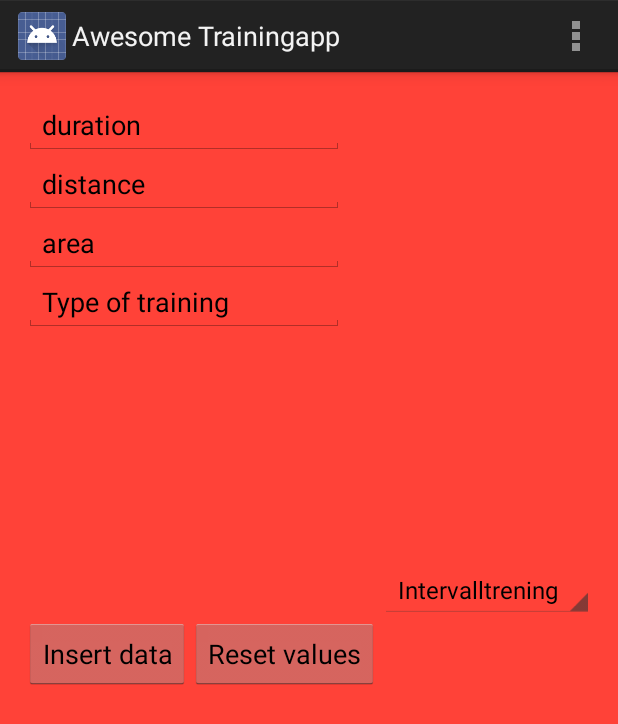
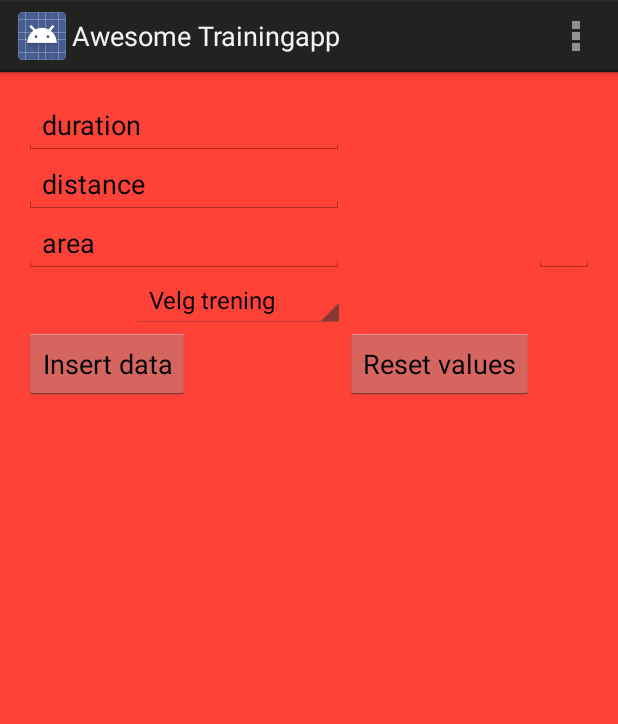
Before and after one commit to jorjoh/mysqlapp, an Android app: the screen it shows after launch (MainActivity), on a phone screen of 412 x 824 dp. Shown: the top 724 px of the screen. Run offline under Robolectric (Android 15) with nearby library versions, the phone set to English and light mode, and no system bars; our stand-ins replace Volley.

Commit message:
Layout endringer + item på spinner

```diff
--- a/app/src/main/java/com/example/jsonsqltest/app/MainActivity.java
+++ b/app/src/main/java/com/example/jsonsqltest/app/MainActivity.java
@@ -50,6 +50,7 @@ public class MainActivity extends Activity {
 
 		// Lager en liste som skal inneholde verdiene til spinneren(nedtreksmenyen)
 		List<String> spinnerArray =  new ArrayList<String>();
+		spinnerArray.add("Velg trening");
 		spinnerArray.add("Intervalltrening");
 		spinnerArray.add("Joggetur");
 		spinnerArray.add("Gå-tur");
@@ -112,7 +113,7 @@ public class MainActivity extends Activity {
 		reset.setOnClickListener(new View.OnClickListener() {
 			@Override
 			public void onClick(View v) {
-				progressBar.setVisibility(View.VISIBLE);
+				//progressBar.setVisibility(View.VISIBLE);
 				duration.setText("");
 				distance.setText("");
 				area.setText("");          //Dette må flyttes :D & TEST MOT GitLab
--- a/app/src/main/res/layout/activity_main.xml
+++ b/app/src/main/res/layout/activity_main.xml
@@ -39,21 +39,19 @@
             android:layout_alignParentStart="true" />
 
     <EditText
-            android:layout_width="wrap_content"
+            android:layout_width="40dp"
             android:layout_height="wrap_content"
             android:inputType="textPersonName"
-            android:text="Type of training"
             android:ems="10"
             android:id="@+id/editText4"
-            android:layout_below="@+id/editText3"
-            android:layout_alignParentStart="true" />
+            android:layout_alignTop="@+id/editText3" android:layout_alignEnd="@+id/resultatVis"/>
 
     <Button
             android:layout_width="wrap_content"
             android:layout_height="wrap_content"
             android:text="Insert data"
             android:id="@+id/insert"
-            android:layout_centerVertical="true" android:layout_alignParentStart="true"/>
+            android:layout_below="@+id/spinner" android:layout_alignParentStart="true"/>
 
     <TextView
             android:layout_width="wrap_content"
@@ -70,16 +68,18 @@
             android:layout_height="wrap_content"
             android:text="Reset values"
             android:id="@+id/reset"
-            android:layout_below="@+id/spinner" android:layout_toEndOf="@+id/progressBar"/>
+            android:layout_above="@+id/resultatVis" android:layout_toStartOf="@+id/editText4"/>
     <ProgressBar
             style="?android:attr/progressBarStyleLarge"
             android:layout_width="wrap_content"
             android:layout_height="wrap_content"
             android:id="@+id/progressBar"
-            android:layout_below="@+id/resultatVis" android:layout_toEndOf="@+id/insert"/>
+            android:layout_below="@+id/reset" android:layout_toEndOf="@+id/reset"/>
     <Spinner
             android:layout_width="wrap_content"
             android:layout_height="wrap_content"
             android:id="@+id/spinner"
-            android:spinnerMode="dropdown" android:layout_above="@+id/insert" android:layout_alignParentEnd="true"/>
+            android:spinnerMode="dropdown" android:layout_below="@+id/editText3"
+            android:layout_toStartOf="@+id/reset" android:textAlignment="textStart"
+            />
 </RelativeLayout>
```
